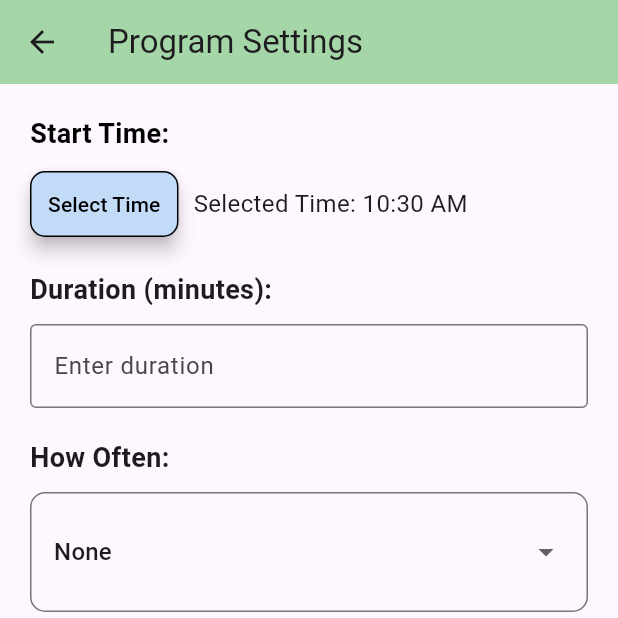
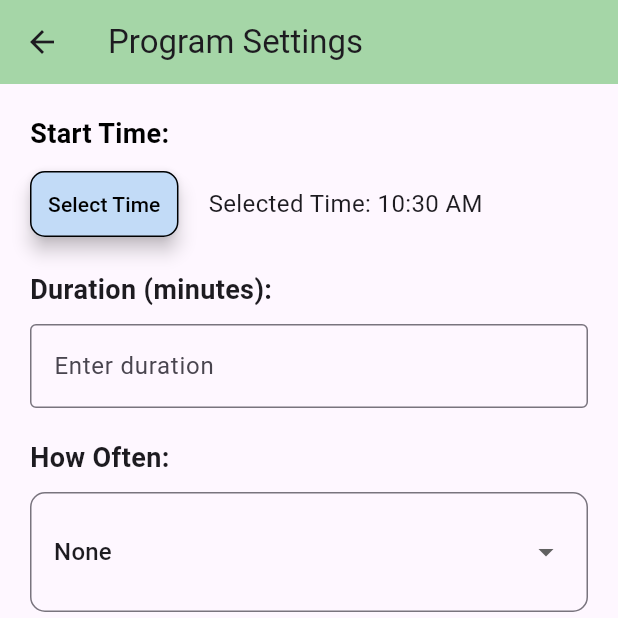
Before and after one commit to Manish2102/GardenController, a Flutter app: the ProgramSettingsPage screen opened by its route, on a phone screen of 412 x 824 dp, the top half of it. Run offline on Flutter 3.47's test engine with Material 3 defaults, Android fonts, the phone set to English and light mode, and no system bars; our stand-ins replace cloud_firestore, firebase_auth, firebase_core, flutter_bluetooth_serial, flutter_local_notifications, google_sign_in and 1 more; missing offline and left inert: android_intent, qr_code_scanner; accounts and stored records are empty; network calls fail.

Commit message:
initial commit

```diff
--- a/lib/Device_Screens/GC1_Program.dart
+++ b/lib/Device_Screens/GC1_Program.dart
@@ -197,6 +197,8 @@ class _ProgramSettingsPageState extends State<ProgramSettingsPage> {
                     ),
                   ),
                   SizedBox(width: 10),
+
+                  SizedBox(width: 10),
                   Text(
                     'Selected Time: ${_selectedTime.format(context)}',
                     style: TextStyle(fontSize: 16),
```
Also changed, not shown: lib/Device_Screens/GC1Screen.dart (+6 -1 lines).
